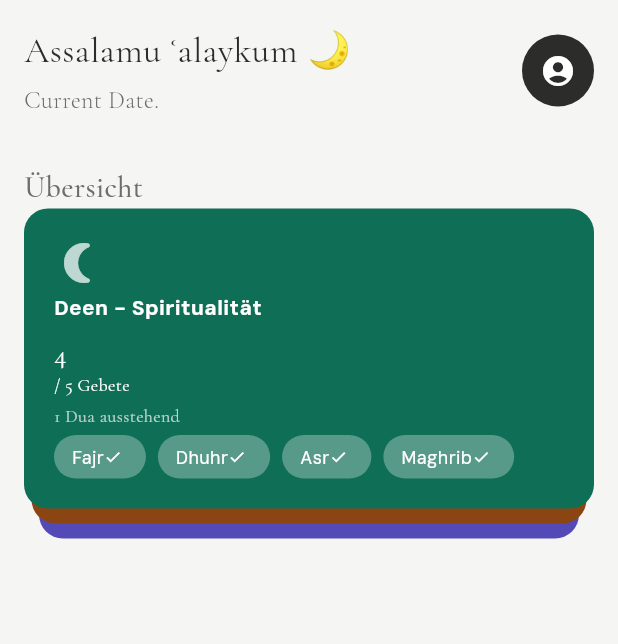
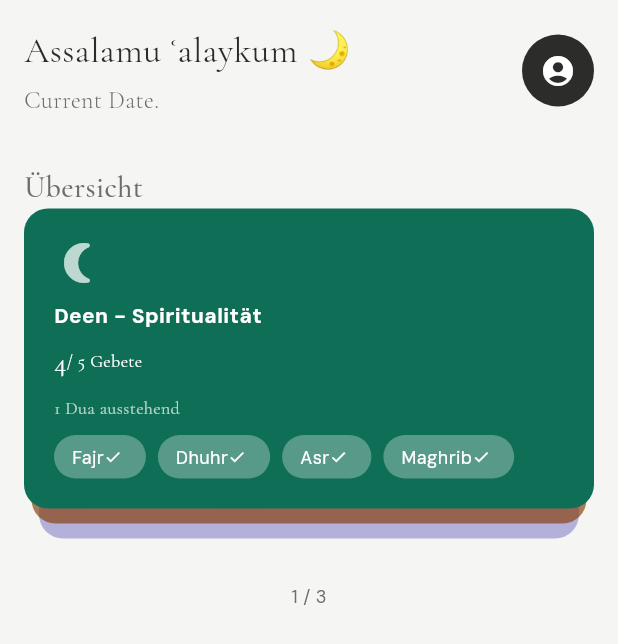
Before and after one commit to fairytaib/HusbandTest, a Flutter app: the screen it shows after launch, on a phone screen of 412 x 824 dp. Shown: the top 644 px of the screen. Run offline on Flutter 3.47's test engine with Material 3 defaults, Android fonts, the phone set to English and light mode, and no system bars.

Commit message:
Build StatefulWidget

```diff
--- a/lib/features/home/home_screen.dart
+++ b/lib/features/home/home_screen.dart
@@ -49,57 +49,6 @@ class Header extends StatelessWidget {
               child: const Icon(Icons.account_circle, color: Colors.white),
             ),
           ],
-        ),
-      ],
-    );
-  }
-}
-
-class CardSceleton extends StatelessWidget {
-  final List<Widget> cards;
-
-  const CardSceleton({
-    super.key,
-    required this.cards,
-  });
-
-  @override
-  Widget build(BuildContext context) {
-    return Column(
-      mainAxisAlignment: MainAxisAlignment.start,
-      crossAxisAlignment: CrossAxisAlignment.start,
-      children: [
-        const Text(
-          'Übersicht',
-          style: TextStyle(
-            fontFamily: 'Cormorant Garamond',
-            fontSize: 20,
-            fontWeight: FontWeight.w500,
-            color: MainColors.lightInk,
-          ),
-        ),
-        SizedBox(
-          height: 250,
-          width: double.infinity,
-          child: Stack(
-            children: [
-              if(cards.length > 2)
-                Positioned(
-                  top: 20,
-                  left: 10,
-                  right: 10,
-                  child: cards[2],
-                ),
-              if(cards.length > 1)
-                Positioned(
-                  top: 10,
-                  left: 5,
-                  right: 5,
-                  child: cards[1],
-                ),
-              cards[0]
-            ],
-          ),
         ),
       ],
     );
@@ -177,6 +126,9 @@ class CardContent extends StatelessWidget {
             ),
           ),
           SizedBox(height: 8),
+          Row(
+            mainAxisAlignment: MainAxisAlignment.start,
+            children: [
               Text(
                 value.split(" ")[0],
                 style: TextStyle(
@@ -192,6 +144,8 @@ class CardContent extends StatelessWidget {
                 fontSize: 12,
                 color: valueColor
                 )
+              ),
+            ]
           ),
           Spacer(),
           Text(comment, style: TextStyle(fontFamily: 'Cormorant Garamond', fontSize: 12, color: commentColor)),
@@ -241,9 +195,108 @@ class InteractiveCardStack extends StatefulWidget {
 }
 
 class _InteractiveCardStackState extends State<InteractiveCardStack> {
+  int _currentIndex = 0;
+
+  void _showNextCard() {
+    setState(() {
+      _currentIndex = (_currentIndex + 1) % widget.cards.length;
+    });
+  }
+
   @override
   Widget build(BuildContext context) {
-    return const Placeholder();
+    int topIndex = _currentIndex;
+    int back1Index = (_currentIndex + 1) % widget.cards.length;
+    int back2Index = (_currentIndex + 2) % widget.cards.length;
+    int indexDisplay = _currentIndex + 1;
+    return Column(
+      mainAxisAlignment: MainAxisAlignment.start,
+      crossAxisAlignment: CrossAxisAlignment.start,
+      children: [
+        const Text(
+          'Übersicht',
+          style: TextStyle(
+            fontFamily: 'Cormorant Garamond',
+            fontSize: 20,
+            fontWeight: FontWeight.w500,
+            color: MainColors.lightInk,
+          ),
+        ),
+        GestureDetector(
+          onTap: _showNextCard,
+          child: SizedBox(
+            height: 250,
+            width: double.infinity,
+            child: Stack(
+              children: [
+                AnimatedPositioned(
+                  duration: Duration(milliseconds: 300),
+                  curve: Curves.easeOutBack,
+                  top: 20,
+                  left: 10,
+                  right: 10,
+                  child: Opacity(opacity: 0.4, child: widget.cards[back2Index]),
+                ),
+                AnimatedPositioned(
+                  duration: Duration(milliseconds: 300),
+                  curve: Curves.easeOutBack,
+                  top: 10,
+                  left: 5,
+                  right: 5,
+                  child: Opacity(opacity: 0.7, child: widget.cards[back1Index]),
+                ),
+                AnimatedPositioned(
+                  duration: Duration(milliseconds: 300),
+                  curve: Curves.easeOutBack,
+                  top: 0,
+                  left: 0,
+                  right: 0,
+                  child: Opacity(
+                    opacity: 1.0,
+                    child: widget.cards[topIndex],
+                  ),
+                ),
+              ],
+            ),
+          ),
+        ),
+        Row(
+          mainAxisAlignment: MainAxisAlignment.center,
+          children: [
+            Text(
+              indexDisplay.toString(),
+              style: TextStyle(
+                fontFamily: 'DM Sans',
+                fontSize: 12,
+                color: MainColors.lightInk
+              ),
+            ),
+            Text(
+                ' / ${widget.cards.length}',
+                style: TextStyle(
+                  fontFamily: 'DM Sans',
+                  fontSize: 12,
+                  color: MainColors.lightInk
+                ),
+              ),
+          ],
+          )
+      ],
+    );
+  }
+}
+
+class QuickActions extends StatelessWidget {
+  const QuickActions({super.key});
+
+  @override
+  Widget build(BuildContext context) {
+    return Row(
+      mainAxisAlignment: MainAxisAlignment.center,
+      children: [
+
+      ],
+    );
   }
 }
 
@@ -262,7 +315,7 @@ class HomeScreen extends StatelessWidget {
             children: [
               const Header(),
               SizedBox(height: 32),
-              CardSceleton(
+              InteractiveCardStack(
                 cards: [
                   Card(
                     backgroundColor: MainColors.emerald,
```
Lines whose indentation alone changed are shown as unchanged.
